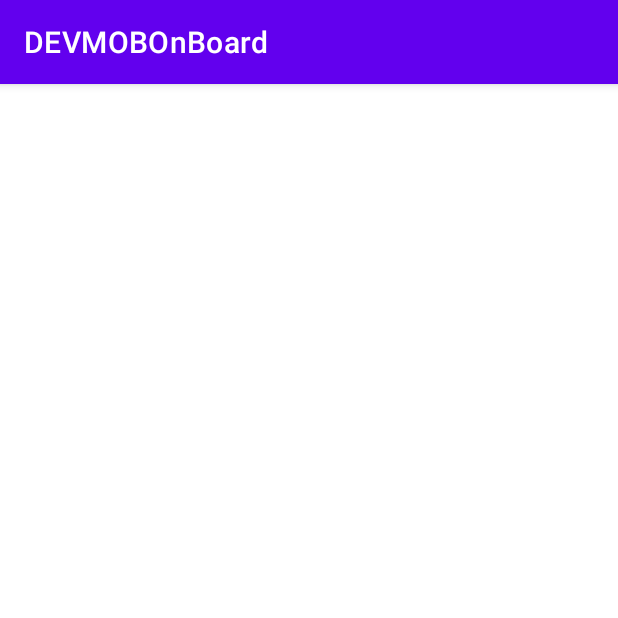
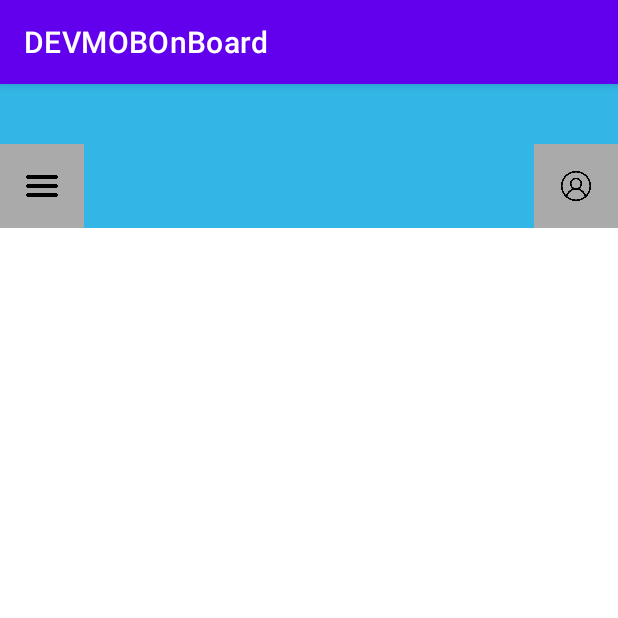
Before and after one commit to ECN-info-MEDEV/Mobile-development, an Android app: the HomeActivity screen opened directly, with no data from a screen before it, on a phone screen of 412 x 824 dp, the top half of it. Run offline under Robolectric (Android 15) with nearby library versions, the phone set to English and light mode, and no system bars.

```diff
--- a/app/src/main/java/com/example/android/devmobonboard/HomeActivity.java
+++ b/app/src/main/java/com/example/android/devmobonboard/HomeActivity.java
@@ -3,12 +3,64 @@ package com.example.android.devmobonboard;
 import androidx.appcompat.app.AppCompatActivity;
 
 import android.os.Bundle;
+import android.view.MenuItem;
+import android.view.View;
+import android.widget.ImageButton;
+import android.widget.PopupMenu;
 
 public class HomeActivity extends AppCompatActivity {
+    private ImageButton toggleButton;
 
     @Override
     protected void onCreate(Bundle savedInstanceState) {
         super.onCreate(savedInstanceState);
         setContentView(R.layout.activity_home);
+
+        toggleButton = findViewById(R.id.profile_button);
+        toggleButton.setOnClickListener(new View.OnClickListener() {
+            @Override
+            public void onClick(View v) {
+                showPopupMenu(v);
+            }
+        });
+
+        ImageButton profileButton = findViewById(R.id.profile_button);
+        profileButton.setOnClickListener(new View.OnClickListener() {
+            @Override
+            public void onClick(View v) {
+                // TODO: Handle profile button click
+            }
+        });
     }
+
+    private void showPopupMenu(View v) {
+        PopupMenu popupMenu = new PopupMenu(this, v);
+        popupMenu.getMenuInflater().inflate(R.menu.main_menu, popupMenu.getMenu());
+        popupMenu.setOnMenuItemClickListener(new PopupMenu.OnMenuItemClickListener() {
+            @Override
+            public boolean onMenuItemClick(MenuItem item) {
+                switch (item.getItemId()) {
+                    case R.id.nav_documents:
+                        // TODO: Handle option 1 click
+                        return true;
+                    case R.id.nav_Frais:
+                        // TODO: Handle option 2 click
+                        return true;
+                    case R.id.nav_scolarité:
+                        // TODO: Handle option 3 click
+                        return true;
+                    case R.id.nav_experiences:
+                        // TODO: Handle option 4 click
+                        return true;
+                    case R.id.nav_absences:
+                        // TODO: Handle option 4 click
+                        return true;
+                    default:
+                        return false;
+                }
+            }
+        });
+        popupMenu.show();
+    }
+
 }
--- a/app/src/main/res/layout/activity_home.xml
+++ b/app/src/main/res/layout/activity_home.xml
@@ -1,10 +1,49 @@
 <?xml version="1.0" encoding="utf-8"?>
-<androidx.constraintlayout.widget.ConstraintLayout xmlns:android="http://schemas.android.com/apk/res/android"
+<RelativeLayout
+    xmlns:android="http://schemas.android.com/apk/res/android"
     xmlns:app="http://schemas.android.com/apk/res-auto"
-    xmlns:tools="http://schemas.android.com/tools"
+    android:id="@+id/activity_main"
     android:layout_width="match_parent"
-    android:layout_height="match_parent"
-    tools:context=".HomeActivity">
+    android:layout_height="match_parent">
 
+    <LinearLayout
+        android:id="@+id/navigation_bar"
+        android:layout_width="match_parent"
+        android:layout_height="wrap_content"
+        android:layout_alignParentTop="true"
+        android:background="@android:color/holo_blue_light"
+        android:orientation="horizontal"
+        android:paddingTop="40dp">
 
-</androidx.constraintlayout.widget.ConstraintLayout>
+        <ImageButton
+            android:id="@+id/toggle_button"
+            android:layout_width="56dp"
+            android:layout_height="56dp"
+            android:layout_gravity="start"
+            android:layout_weight="0"
+            android:background="@android:color/darker_gray"
+            android:contentDescription="toggle_menu_button"
+            android:padding="16dp"
+            app:srcCompat="@drawable/menu"
+            android:scaleType="fitCenter"/>
+
+        <Space
+            android:layout_width="0dp"
+            android:layout_height="wrap_content"
+            android:layout_weight="1" />
+
+        <ImageButton
+            android:id="@+id/profile_button"
+            android:layout_width="56dp"
+            android:layout_height="56dp"
+            android:layout_gravity="end"
+            android:layout_weight="0"
+            android:background="@android:color/darker_gray"
+            android:contentDescription="profile_button"
+            android:padding="16dp"
+            app:srcCompat="@drawable/profile"
+            android:scaleType="fitCenter"/>
+
+    </LinearLayout>
+
+</RelativeLayout>
--- /dev/null
+++ b/app/src/main/res/menu/main_menu.xml
@@ -0,0 +1,25 @@
+<?xml version="1.0" encoding="utf-8"?>
+<menu xmlns:android="http://schemas.android.com/apk/res/android">
+    <item android:title="Menu">
+        <menu>
+            <group android:checkableBehavior="single">
+                <item
+                    android:id="@+id/nav_documents"
+                    android:title="@string/mes_documents"
+                    android:icon="@drawable/ic_launcher_foreground"/>
+                <item android:id="@+id/nav_Frais"
+                    android:title="@string/mes_frais_d_inscription"
+                    android:icon="@drawable/ic_launcher_foreground"/>
+                <item android:id="@+id/nav_scolarité"
+                    android:title="@string/ma_scolarit"
+                    android:icon="@drawable/ic_launcher_foreground"/>
+                <item android:id="@+id/nav_experiences"
+                    android:title="@string/mes_experiences"
+                    android:icon="@drawable/ic_launcher_foreground"/>
+                <item android:id="@+id/nav_absences"
+                    android:title="@string/mes_absences"
+                    android:icon="@drawable/ic_launcher_foreground"/>
+            </group>
+        </menu>
+    </item>
+</menu>
--- a/app/src/main/res/values/strings.xml
+++ b/app/src/main/res/values/strings.xml
@@ -1,3 +1,8 @@
 <resources>
     <string name="app_name">DEVMOBOnBoard</string>
+    <string name="mes_documents">Mes documents</string>
+    <string name="mes_frais_d_inscription">mes Frais d\'inscription</string>
+    <string name="ma_scolarit">Ma scolarité</string>
+    <string name="mes_experiences">Mes experiences</string>
+    <string name="mes_absences">Mes absences</string>
 </resources>
```
Also changed, not shown: app/src/main/res/drawable/menu.png (added), app/src/main/res/drawable/profile.png (added).
